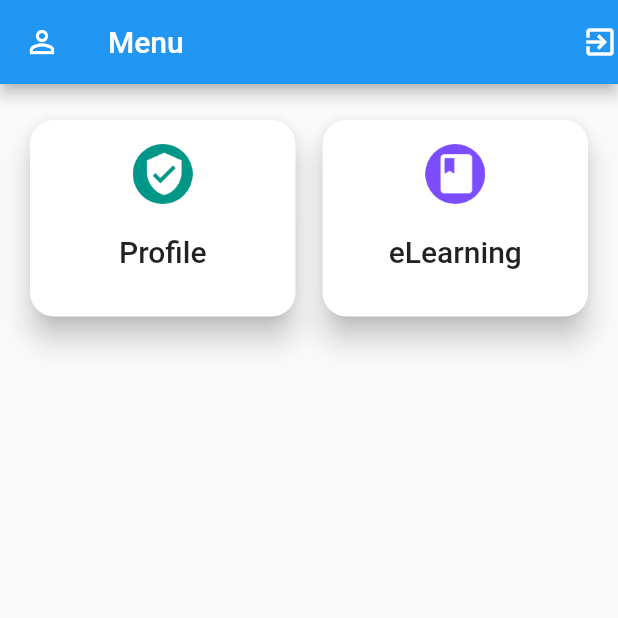
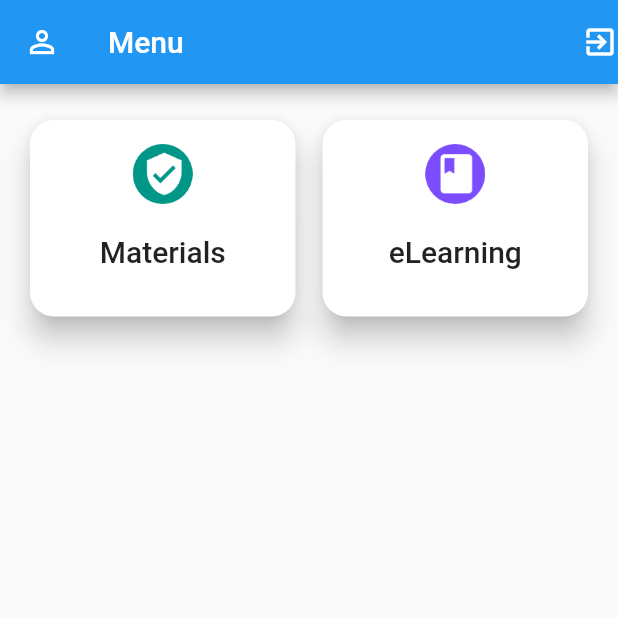
Before and after one commit to logblythe/hr_max, a Flutter app: the HomeScreen screen opened directly, on a phone screen of 412 x 824 dp, the top half of it. Run offline on Flutter 3.47's test engine with Material 2 defaults, Android fonts, the phone set to English and light mode, and no system bars; our stand-ins replace auto_route, cached_network_image, charts_flutter, device_info, flick_video_player, flutter_html and 5 more; missing offline and left inert: flutter_cached_pdfview, http_interceptor; accounts and stored records are empty; network calls fail; statements that could not run were skipped.

```diff
--- a/lib/ui/screens/home/home_screen.dart
+++ b/lib/ui/screens/home/home_screen.dart
@@ -31,7 +31,7 @@ class _HomeScreenState extends State<HomeScreen> {
                     children: <Widget>[
                       Expanded(
                         child: BoxWidget(
-                          text: PROFILE,
+                          text: "Materials",
                           imagePath: 'assets/images/profile.png',
                         ),
                       ),
```
Also changed, not shown: lib/ui/screens/exam/exams_view_model.dart (+14 -3 lines).
